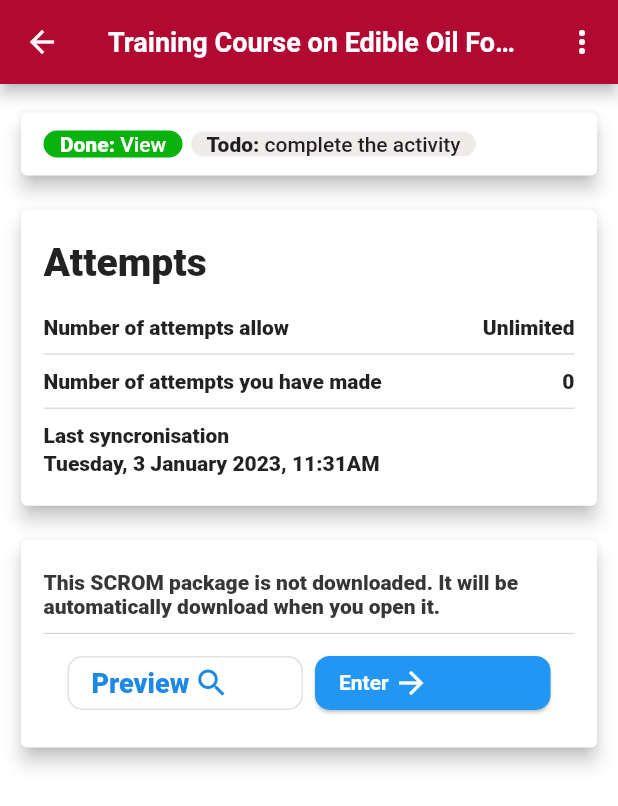
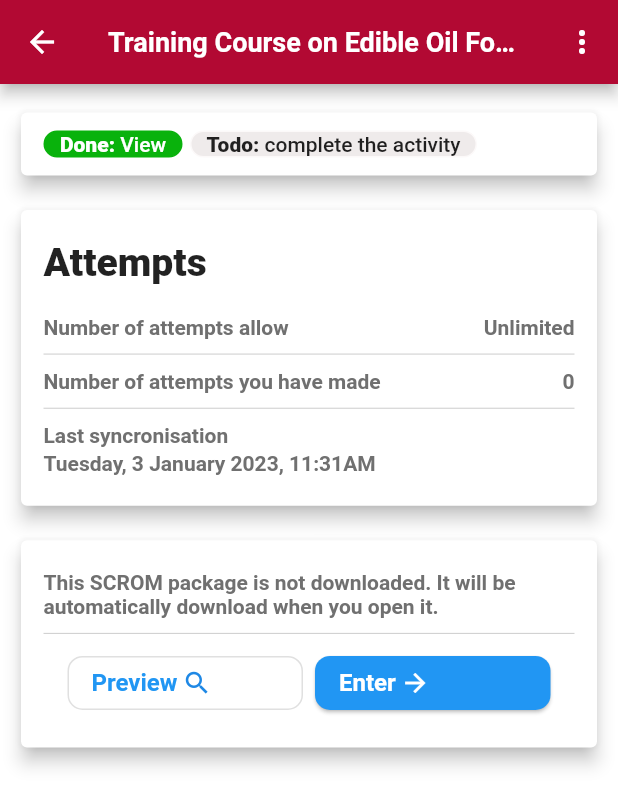
Before and after one commit to coddrikaz/SSF, a Flutter app: the CourseView screen opened directly, on a phone screen of 412 x 824 dp. Shown: the top 806 px of the screen. Run offline on Flutter 3.47's test engine with Material 2 defaults, Android fonts, the phone set to English and light mode, and no system bars; our stand-ins replace carousel_slider, dio, flutter_html, flutter_screenutil, flutter_smart_dialog, flutter_svg and 7 more; missing offline and left inert: flutter_web_browser; accounts and stored records are empty; network calls fail.

Commit message:
another Code

```diff
--- a/lib/App/CourseScreen/CourseView/courseView.dart
+++ b/lib/App/CourseScreen/CourseView/courseView.dart
@@ -125,12 +125,12 @@ class _CourseViewState extends State<CourseView> {
                           children: [
                             Text(
                               "Number of attempts allow",
-                              style: TextStyle(fontWeight: FontWeight.w900),
+                              style: TextStyle(fontWeight: FontWeight.w700, color: SffColor.sffblackLigtColor),
                             ),
                             Spacer(),
                             Text(
                               "Unlimited",
-                              style: TextStyle(fontWeight: FontWeight.w900),
+                              style: TextStyle(fontWeight: FontWeight.w700, color: SffColor.sffblackLigtColor),
                             ),
                           ],
                         )),
@@ -141,12 +141,12 @@ class _CourseViewState extends State<CourseView> {
                           children: [
                             Text(
                               "Number of attempts you have made",
-                              style: TextStyle(fontWeight: FontWeight.w900),
+                              style: TextStyle(fontWeight: FontWeight.w700, color: SffColor.sffblackLigtColor),
                             ),
                             Spacer(),
                             Text(
                               "0",
-                              style: TextStyle(fontWeight: FontWeight.w900),
+                              style: TextStyle(fontWeight: FontWeight.w700, color: SffColor.sffblackLigtColor),
                             ),
                           ],
                         )),
@@ -158,12 +158,12 @@ class _CourseViewState extends State<CourseView> {
                           children: [
                             Text(
                               "Last syncronisation",
-                              style: TextStyle(fontWeight: FontWeight.w900),
+                              style: TextStyle(fontWeight: FontWeight.w700, color: SffColor.sffblackLigtColor),
                             ),
                             SizedBox(height: 3),
                             Text(
                               "Tuesday, 3 January 2023, 11:31AM",
-                              style: TextStyle(fontWeight: FontWeight.w900),
+                              style: TextStyle(fontWeight: FontWeight.w700, color: SffColor.sffblackLigtColor),
                             ),
                           ],
                         )),
@@ -181,7 +181,7 @@ class _CourseViewState extends State<CourseView> {
                     Container(
                       child: Text(
                         "This SCROM package is not downloaded. It will be automatically download when you open it.",
-                        style: TextStyle(fontWeight: FontWeight.w900, color: SffColor.sffblackLigtColor),
+                        style: TextStyle(fontWeight: FontWeight.w700, color: SffColor.sffblackLigtColor),
                       ),
                       margin: EdgeInsets.symmetric(vertical: 10),
                     ),
@@ -198,10 +198,10 @@ class _CourseViewState extends State<CourseView> {
                                   children: [
                                     Text(
                                       "Preview",
-                                      style: TextStyle(fontWeight: FontWeight.w900, fontSize: 18),
+                                      style: TextStyle(fontWeight: FontWeight.bold, fontSize: 16, color: Colors.blue),
                                     ),
                                     SizedBox(width: 3),
-                                    Icon(Icons.search)
+                                    Icon(Icons.search, size: 20,)
                                   ],
                                 ),
                                   style: ButtonStyle(
@@ -234,11 +234,11 @@ class _CourseViewState extends State<CourseView> {
                                     children: [
                                       Text(
                                         "Enter",
-                                        style: TextStyle(fontWeight: FontWeight.bold, color: Colors.white),
+                                        style: TextStyle(fontWeight: FontWeight.bold, color: Colors.white, fontSize: 16),
                                       ),
                                       SizedBox(width: 3),
 
-                                      Icon(Icons.arrow_forward, color: Colors.white)
+                                      Icon(Icons.arrow_forward, color: Colors.white,size: 20)
                                     ],
                                   ),
                                 ),
--- a/lib/Constants/SffColor.dart
+++ b/lib/Constants/SffColor.dart
@@ -10,7 +10,7 @@ class SffColor {
   static const sffgeyCoor = Color(0xFFDCD8D8);
   static const sffLineColor = Color(0xFFE7E4E4);
   static const sffblackLightColor = Color(0xFF1F1F1F);
-  static const sffblackLigtColor = Color(0xFF363636);
+  static const sffblackLigtColor = Color(0xFF707070);
   static const sffYelowColor = Color(0xFFFFC400);
   static const sffbackgroundColor = Color(0xFFFCF9F9);
 
```
